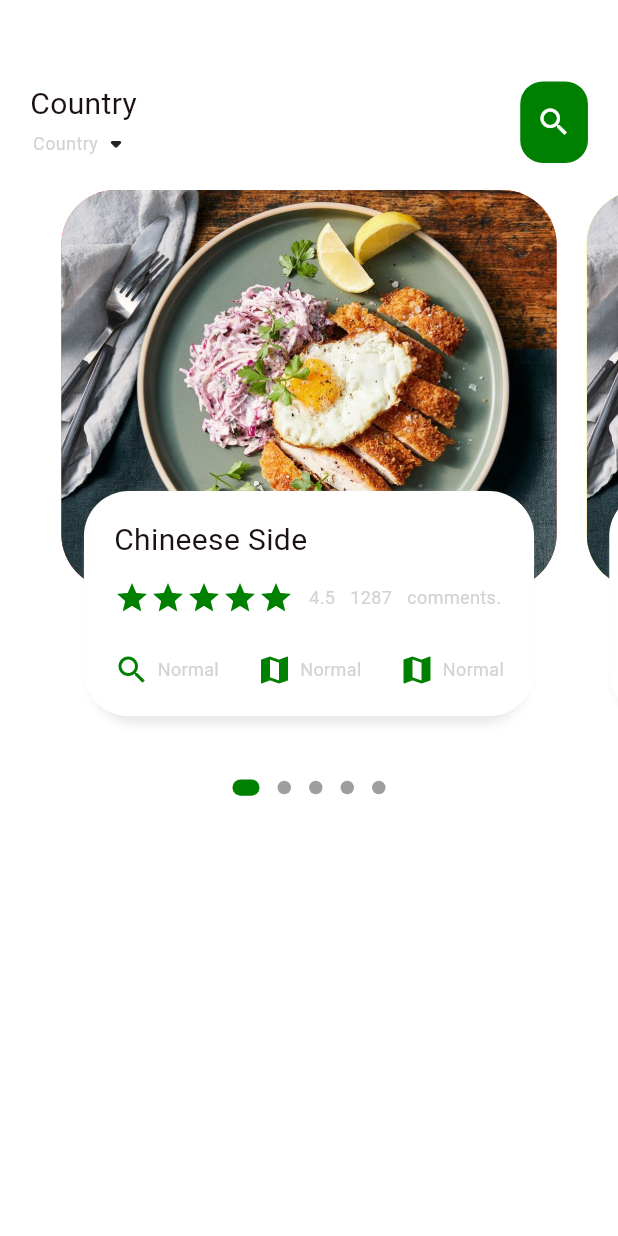
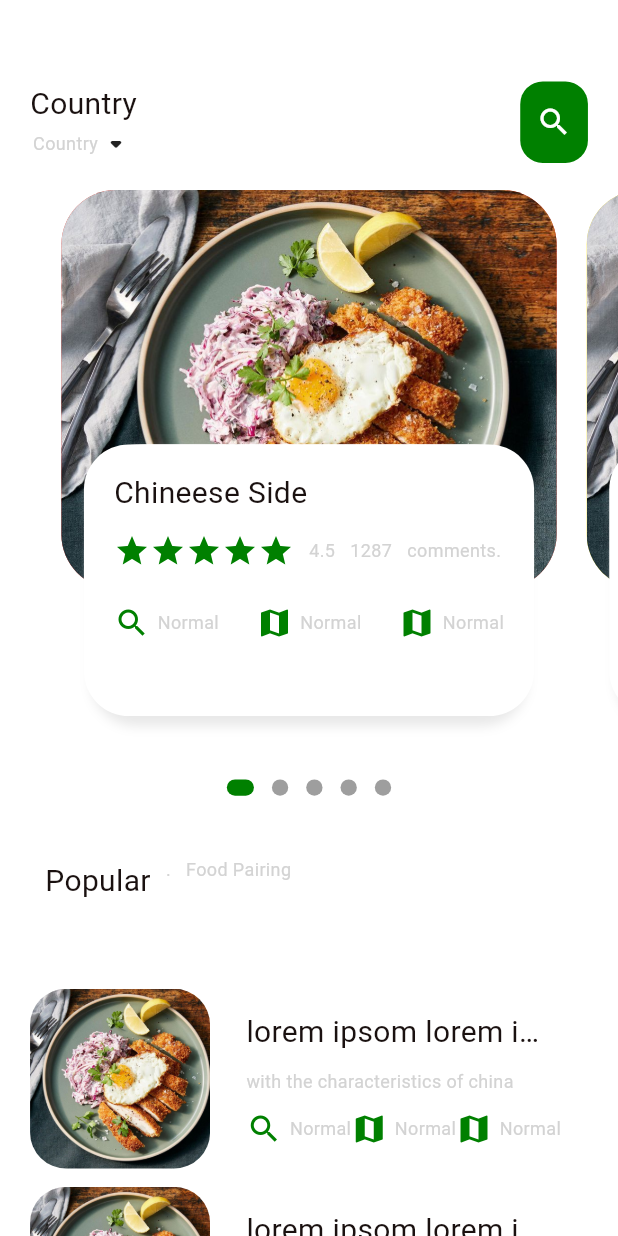
Before and after one commit to RazanHammad97/food_delivery_app, a Flutter app: the screen it shows after launch, on a phone screen of 412 x 824 dp. Run offline on Flutter 3.47's test engine with Material 2 defaults, Android fonts, the phone set to English and light mode, and no system bars; drawn by our look-alikes of dots_indicator; our stand-ins replace get.

Commit message:
finishing the listview section in home page

```diff
--- a/lib/home/food_home_page.dart
+++ b/lib/home/food_home_page.dart
@@ -51,7 +51,7 @@ class _FoodHomePageState extends State<FoodHomePage> {
               ),
             ),
           ),
-          HomePageBody(),
+          Expanded(child: SingleChildScrollView(child: HomePageBody())),
         ],
       ),
     );
--- a/lib/home/home_page_body.dart
+++ b/lib/home/home_page_body.dart
@@ -24,7 +24,9 @@ class _HomePageBodyState extends State<HomePageBody> {
     // TODO: implement initState
     super.initState();
     _controller.addListener(() {
-      _curPageIndex = _controller.page!.toInt();
+      setState(() {
+        _curPageIndex = _controller.page!.toInt();
+      });
     });
   }
 
@@ -47,7 +49,7 @@ class _HomePageBodyState extends State<HomePageBody> {
           child: PageView.builder(
               onPageChanged: (index) {
                 print(index); //number of current page
-                setState(() {});
+                // setState(() {});
               },
               controller: _controller,
               itemCount: 5,
@@ -60,12 +62,112 @@ class _HomePageBodyState extends State<HomePageBody> {
           position: _curPageIndex,
           decorator: DotsDecorator(
             activeColor: AppColors.mainColor,
-            size: const Size.square(9.0),
-            activeSize:  Size(Dimensions.width18, Dimensions.height9),
+            size: Size.square(Dimensions.height9),
+            activeSize: Size(Dimensions.width18, Dimensions.height9),
             activeShape: RoundedRectangleBorder(
                 borderRadius: BorderRadius.circular(Dimensions.radius5)),
           ),
         ),
+        SizedBox(
+          height: Dimensions.height30,
+        ),
+        Container(
+          margin: EdgeInsets.only(
+            left: Dimensions.width30,
+            bottom: Dimensions.height30,
+          ),
+          child: Row(
+            crossAxisAlignment: CrossAxisAlignment.start,
+            children: [
+              BigText("Popular"),
+              SizedBox(
+                width: Dimensions.width10,
+              ),
+              Container(
+                  margin: EdgeInsets.only(bottom: Dimensions.height30),
+                  child: SmallText(".")),
+              SizedBox(
+                width: Dimensions.width10,
+              ),
+              Container(
+                  margin: EdgeInsets.only(bottom: Dimensions.height30),
+                  child: SmallText("Food Pairing")),
+            ],
+          ),
+        ),
+        ListView.builder(
+            itemCount: 10,
+            physics: const NeverScrollableScrollPhysics(),
+            shrinkWrap: true,
+            itemBuilder: (context, index) {
+              return Container(
+                margin: EdgeInsets.only(
+                    left: Dimensions.width20,
+                    right: Dimensions.width20,
+                    bottom: Dimensions.height10),
+                child: Row(
+                  children: [
+                    Container(
+                      width: 120,
+                      height: 120,
+                      decoration: BoxDecoration(
+                        borderRadius:
+                            BorderRadius.circular(Dimensions.height20),
+                        color: Colors.white38,
+                        image: DecorationImage(
+                            fit: BoxFit.cover,
+                            image: AssetImage("assets/image01.jpg")),
+                      ),
+                    ),
+                    Expanded(
+                      child: Container(
+                          padding: EdgeInsets.only(
+                              left: Dimensions.height20,
+                              right: Dimensions.height20),
+                          height: 100,
+                          decoration: BoxDecoration(
+                            color: Colors.white,
+                            borderRadius: BorderRadius.only(
+                                topRight: Radius.circular(Dimensions.height20),
+                                bottomRight:
+                                    Radius.circular(Dimensions.height20)),
+                          )
+
+                      ,child: Column(
+                        crossAxisAlignment: CrossAxisAlignment.start,
+                        mainAxisAlignment: MainAxisAlignment.center,
+                        children: [BigText("lorem ipsom lorem ipsom lorem ipsom"),
+                        SizedBox(height: Dimensions.height10,),
+                        SmallText("with the characteristics of china"),
+                        SizedBox(height: Dimensions.height10,),
+                          Row(
+                            mainAxisAlignment: MainAxisAlignment.spaceBetween,
+                            children: [
+                              IconAndText(
+                                icon: Icons.search,
+                                text: "Normal",
+                                iconColor: AppColors.mainColor,
+                              ),
+                              // SizedBox(width: Dimensions.width2,),
+                              IconAndText(
+                                icon: Icons.map,
+                                text: "Normal",
+                                iconColor: AppColors.mainColor,
+                              ),
+                              IconAndText(
+                                icon: Icons.map,
+                                text: "Normal",
+                                iconColor: AppColors.mainColor,
+                              ),
+                            ],
+                          ),],
+
+                      ),),
+                    )
+                  ],
+                ),
+              );
+            })
       ],
     );
   }
@@ -104,7 +206,8 @@ class _HomePageBodyState extends State<HomePageBody> {
     return Stack(children: [
       Container(
         height: _height,
-        margin: EdgeInsets.only(left: Dimensions.width10, right: Dimensions.width10),
+        margin: EdgeInsets.only(
+            left: Dimensions.width10, right: Dimensions.width10),
         decoration: BoxDecoration(
             borderRadius: BorderRadius.circular(Dimensions.radius30),
             color: index.isEven ? Colors.red : Colors.yellow,
@@ -114,16 +217,26 @@ class _HomePageBodyState extends State<HomePageBody> {
       Align(
         alignment: Alignment.bottomCenter,
         child: Container(
-          height: 150,
-          margin: EdgeInsets.only(left: Dimensions.width30, right: Dimensions.width30, bottom: Dimensions.height30),
+          height: Dimensions.height150,
+          margin: EdgeInsets.only(
+              left: Dimensions.width30,
+              right: Dimensions.width30,
+              bottom: Dimensions.height30),
           decoration: BoxDecoration(boxShadow: [
             BoxShadow(
-                color: Color(0xFFe8e8e8), blurRadius: 5, offset: Offset(0, 5)),
-            BoxShadow(color: Colors.white, offset: Offset(-5, 0)),
-            BoxShadow(color: Colors.white, offset: Offset(5, 0)),
+                color: Color(0xFFe8e8e8),
+                blurRadius: Dimensions.height5,
+                offset: Offset(0, Dimensions.height5)),
+            BoxShadow(
+                color: Colors.white, offset: Offset(-Dimensions.width5, 0)),
+            BoxShadow(
+                color: Colors.white, offset: Offset(Dimensions.width5, 0)),
           ], borderRadius: BorderRadius.circular(30), color: Colors.white),
           child: Container(
-            padding: EdgeInsets.only(top: Dimensions.height15, left: Dimensions.width15, right: Dimensions.width15),
+            padding: EdgeInsets.only(
+                top: Dimensions.height15,
+                left: Dimensions.width15,
+                right: Dimensions.width15),
             child: Column(
               crossAxisAlignment: CrossAxisAlignment.start,
               children: [
@@ -177,7 +290,7 @@ class _HomePageBodyState extends State<HomePageBody> {
                       iconColor: AppColors.mainColor,
                     ),
                   ],
-                )
+                ),
               ],
             ),
           ),
--- a/lib/utils/dimensions.dart
+++ b/lib/utils/dimensions.dart
@@ -1,10 +1,10 @@
 import 'package:get/get.dart';
 class Dimensions {
 
-  static double screenWidth = Get.context!.width;
-  static double screenHeight = Get.context!.height;
+  static double screenWidth = Get.context!.width;//411
+  static double screenHeight = Get.context!.height;//683
 
-  //height for container
+  //height
 
   static double height9 = screenHeight/75.8;
   static double height10 = screenHeight/68.3;
@@ -14,10 +14,14 @@ class Dimensions {
   static double height220 = screenHeight/3.10;
   static double height320 = screenHeight/2.13;
   static double height30 = screenHeight/22.76;
+  static double height150 = screenHeight/4.55;
+  static double height5 = screenHeight/136.6;
+  static double height2 = screenHeight/341.5;
 
 
 
   //width
+  static double width2 = screenWidth/205.5;
   static double width5 = screenWidth/82.2;
   static double width10 = screenWidth/41.1;
   static double width15 = screenWidth/27.4;
@@ -34,5 +38,6 @@ class Dimensions {
   static double radius30 = screenHeight/22.76;
 
   // font size
+static double font24 = screenHeight/28.45;
 
 }
```
